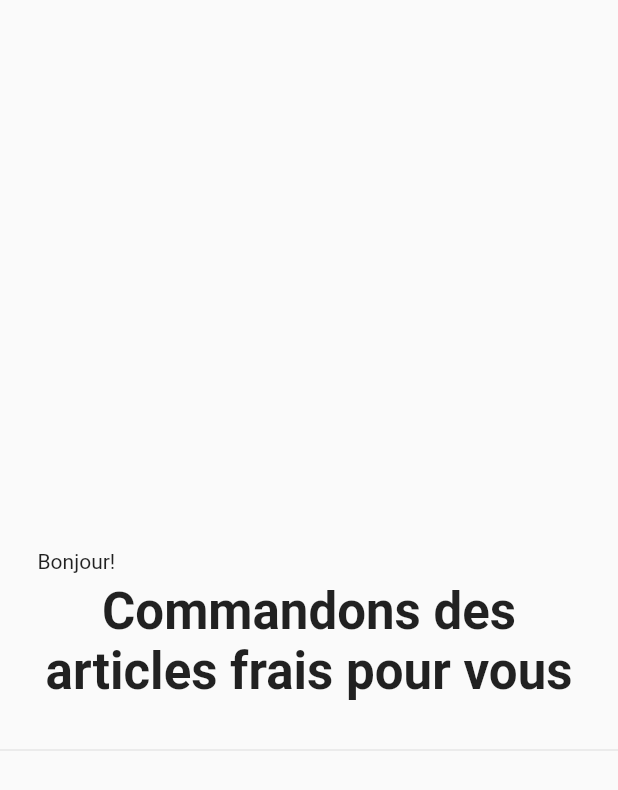
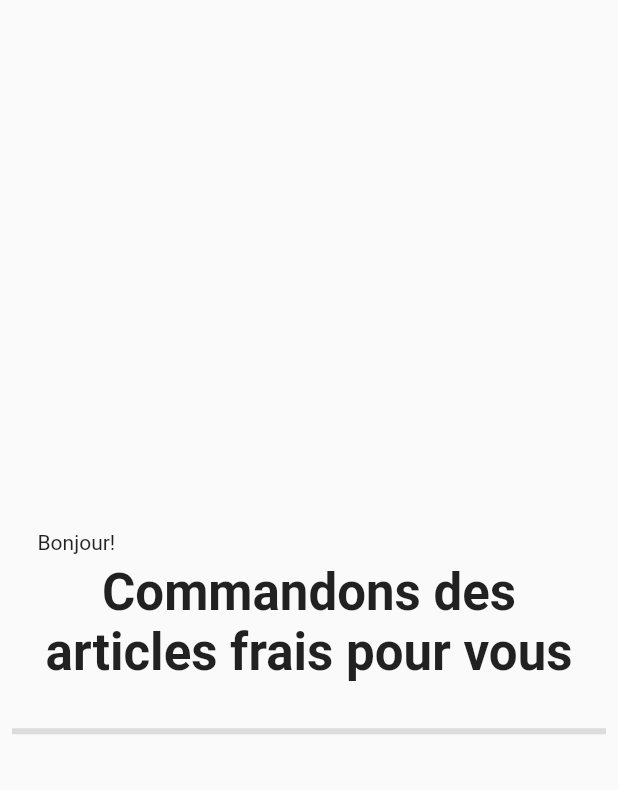
Before and after one commit to erdemgocen44/La-Marche, a Flutter app: the HomePage screen opened directly, on a phone screen of 412 x 824 dp. Shown: the top 790 px of the screen. Run offline on Flutter 3.47's test engine with Material 2 defaults, Android fonts, the light colour scheme and no system bars; our stand-ins replace google_fonts.

Commit message:
home page commerce

```diff
--- a/lib/pages/home_page.dart
+++ b/lib/pages/home_page.dart
@@ -45,13 +45,23 @@ class HomePage extends StatelessWidget {
               ),
             ),
 
-            SizedBox(
+            const SizedBox(
               height: 25,
             ),
-
             //divider
 
-            const Divider(),
+            const Padding(
+              padding: EdgeInsets.symmetric(
+                horizontal: 8.0,
+              ),
+              child: Divider(
+                thickness: 4,
+              ),
+            ),
+
+            const SizedBox(
+              height: 25,
+            ),
 
             //fresh quelquan + grid
           ],
```
